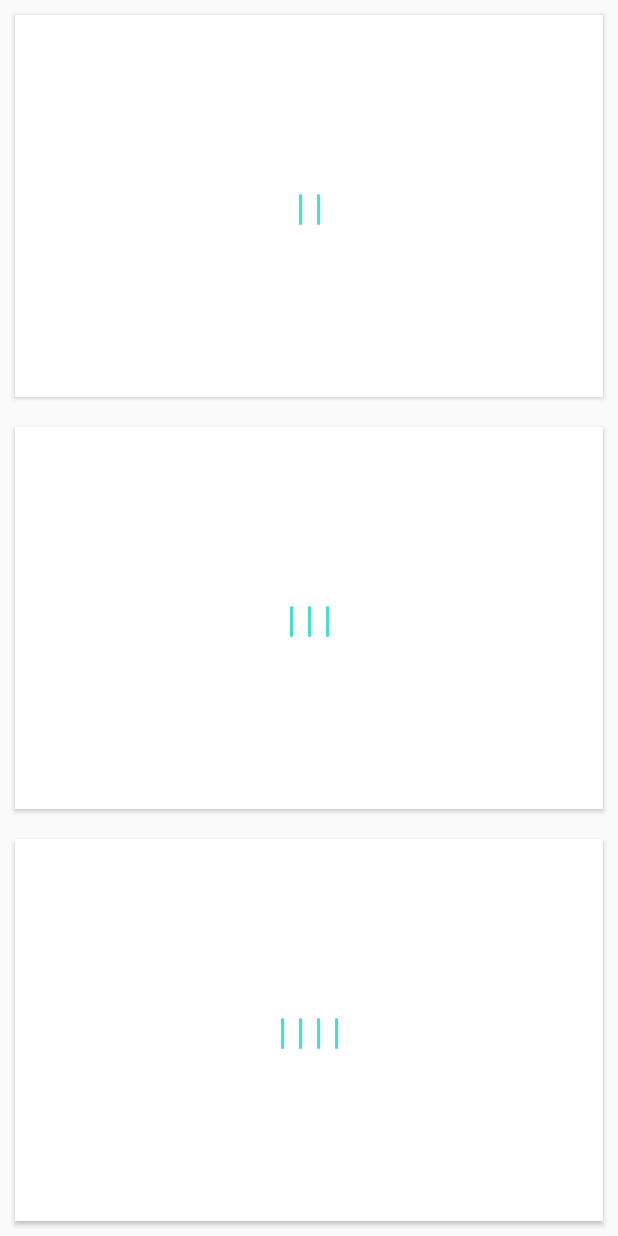
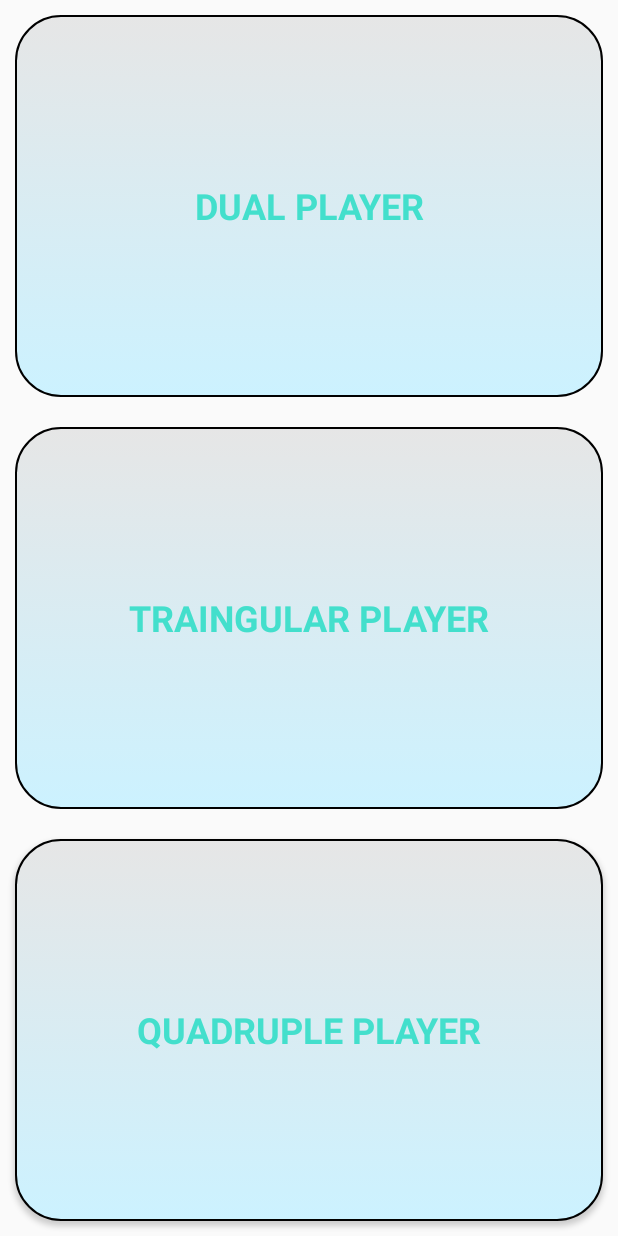
Before and after one commit to JayadharGj/QuickGunGame, an Android app: the fragment PlayerSelectionFragment shown on its own in the app's theme, on a phone screen of 412 x 824 dp. Run offline under Robolectric (Android 15) with nearby library versions, the phone set to English and light mode, and no system bars; 1 statement that could not run was skipped.

Commit message:
Main activity ui

```diff
--- /dev/null
+++ b/app/src/main/res/drawable/buttonpannel.xml
@@ -0,0 +1,37 @@
+<?xml version="1.0" encoding="UTF-8"?>
+<selector xmlns:android="http://schemas.android.com/apk/res/android">
+    <item android:state_pressed="true" >
+        <shape>
+            <solid
+                android:color="#33cc33" />
+            <stroke
+                android:width="1dp"
+                android:color="#222222" />
+            <corners
+                android:radius="30dp" />
+            <padding
+                android:left="10dp"
+                android:top="10dp"
+                android:right="10dp"
+                android:bottom="10dp" />
+        </shape>
+    </item>
+    <item>
+        <shape>
+            <gradient
+                android:startColor="#e6e6e6"
+                android:endColor="#ccf2ff"
+                android:angle="270" />
+            <stroke
+                android:width="1dp"
+                android:color="#000000" />
+            <corners
+                android:radius="30dp" />
+            <padding
+                android:left="10dp"
+                android:top="10dp"
+                android:right="10dp"
+                android:bottom="10dp" />
+        </shape>
+    </item>
+</selector>
--- a/app/src/main/res/layout/activity_login.xml
+++ b/app/src/main/res/layout/activity_login.xml
@@ -3,7 +3,7 @@
     android:layout_width="fill_parent"
     android:layout_height="fill_parent"
     xmlns:app="http://schemas.android.com/apk/res-auto"
-    android:background="@drawable/b"
+    android:background="@drawable/d"
     android:gravity="center_vertical"
     android:fitsSystemWindows="true"
     android:orientation="vertical">
--- a/app/src/main/res/layout/player_selection_fragment.xml
+++ b/app/src/main/res/layout/player_selection_fragment.xml
@@ -17,6 +17,7 @@
         style="@style/buttonStyle"
         android:layout_width="match_parent"
         android:layout_height="0dp"
+        android:background="@drawable/buttonpannel"
         android:layout_weight="1"
         android:text="@string/player2" />
     <Button
@@ -25,11 +26,13 @@
         android:layout_width="match_parent"
         android:layout_height="0dp"
         android:layout_weight="1"
+        android:background="@drawable/buttonpannel"
         android:text="@string/player3" />
     <Button
         android:id="@+id/four"
         style="@style/buttonStyle"
         android:layout_width="match_parent"
+        android:background="@drawable/buttonpannel"
         android:layout_height="0dp"
         android:layout_weight="1"
         android:text="@string/player4" />
--- a/app/src/main/res/values/strings.xml
+++ b/app/src/main/res/values/strings.xml
@@ -4,9 +4,9 @@
     <string name="fb_login_protocol_scheme">fb1061378927569990</string>
     <string name="custom"> Custom </string>
     <string name="strategy"> Strategy </string>
-    <string name="player2"> | |</string>
-    <string name="player3"> | | |</string>
-    <string name="player4"> | | | | </string>
+    <string name="player2"> dual player</string>
+    <string name="player3"> traingular player</string>
+    <string name="player4"> quadruple player </string>
 
     <string name="title_activity_fullscreen">FullscreenActivity</string>
     <string name="dummy_button">Dummy Button</string>
--- a/app/src/main/res/values/styles.xml
+++ b/app/src/main/res/values/styles.xml
@@ -11,8 +11,8 @@
     </style>
 
     <style name="IntroTitleText">
-        <item name="android:textColor">@color/colorPrimary</item>
-        <item name="android:textSize">60sp</item>
+        <item name="android:textColor">#FF5722</item>
+        <item name="android:textSize">40sp</item>
         <item name="android:textStyle">bold</item>
     </style>
 
```
Also changed, not shown: app/build.gradle (+8 -0 lines), app/src/main/java/com/example/diceandload/MainActivity.java (+4 -3 lines), app/src/main/res/layout/activity_main.xml (+28 -18 lines), app/src/main/res/drawable/d.jpg (added), app/src/main/res/drawable/wall.jpg (added).
